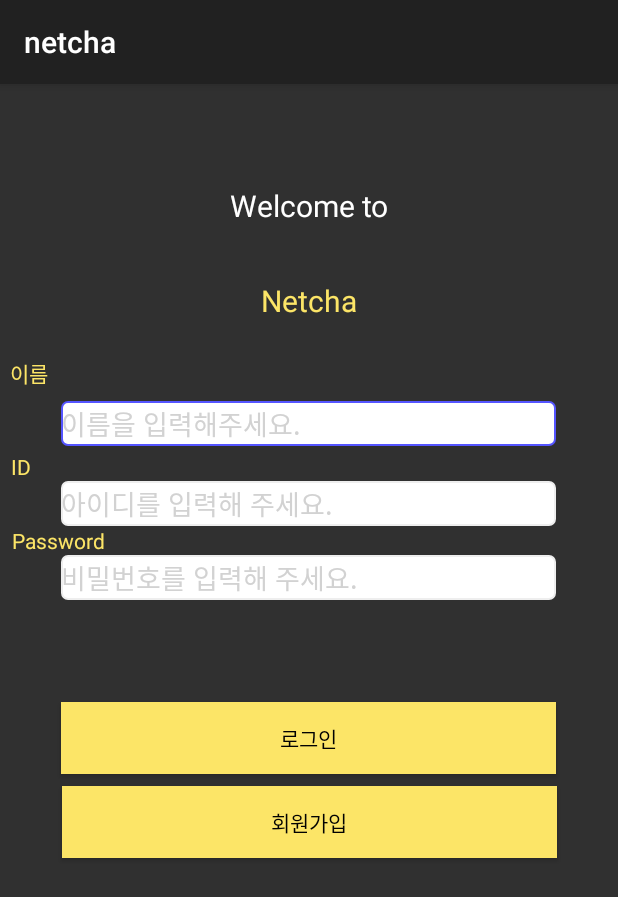
After one commit to NetchaProject/netcha, an Android app: the sign_in screen opened directly, with no data from a screen before it, on a phone screen of 412 x 824 dp. The commit adds this screen. Shown: the top 897 px of the screen. Run offline under Robolectric (Android 15) with nearby library versions, the phone set to English and light mode, and no system bars.

Commit message:
Sign_in let's go

```diff
--- a/app/src/main/AndroidManifest.xml
+++ b/app/src/main/AndroidManifest.xml
@@ -13,7 +13,10 @@
         android:theme="@style/Theme.Netcha"
         tools:targetApi="31">
         <activity
-            android:name=".MainActivity"
+            android:name=".sign_in"
+            android:exported="true" />
+        <activity
+            android:name=".sign_up"
             android:exported="true">
             <intent-filter>
                 <action android:name="android.intent.action.MAIN" />
--- /dev/null
+++ b/app/src/main/java/com/example/netcha/sign_in.kt
@@ -0,0 +1,23 @@
+package com.example.netcha
+
+import android.content.Intent
+import androidx.appcompat.app.AppCompatActivity
+import android.os.Bundle
+import android.widget.Button
+
+class sign_in : AppCompatActivity() {
+    override fun onCreate(savedInstanceState: Bundle?) {
+        super.onCreate(savedInstanceState)
+        setContentView(R.layout.activity_in)
+
+        val btn = findViewById<Button>(R.id.btn_signup)
+
+        btn.setOnClickListener{
+
+            val intent = Intent(this, sign_up::class.java)
+            startActivity(intent)
+
+        }
+
+    }
+}
--- /dev/null
+++ b/app/src/main/res/drawable/edittext_round_shape.xml
@@ -0,0 +1,57 @@
+<?xml version="1.0" encoding="utf-8"?>
+
+<selector xmlns:android="http://schemas.android.com/apk/res/android">
+
+
+
+    <!-- 에디트텍스트가 포커스를 받았을때의 모양 및 색상 -->
+
+    <item android:state_focused="true">
+
+        <shape xmlns:android="http://schemas.android.com/apk/res/android" android:shape="rectangle">
+
+            <stroke
+
+                android:width="1dp"
+
+                android:color="#5555FF" />
+
+            <corners android:radius="4dp"/>
+
+            <solid
+
+                android:color="#FFFFFF" />
+
+        </shape>
+
+
+
+    </item>
+
+
+
+
+
+    <item android:state_focused="false">
+
+        <shape xmlns:android="http://schemas.android.com/apk/res/android" android:shape="rectangle">
+
+            <stroke
+
+                android:width="1dp"
+
+                android:color="#EEEEEE" />
+
+            <corners android:radius="4dp"/>
+
+            <solid
+
+                android:color="#FFFFFF" />
+
+        </shape>
+
+
+
+    </item>
+
+</selector>
--- /dev/null
+++ b/app/src/main/res/layout/activity_in.xml
@@ -0,0 +1,137 @@
+<?xml version="1.0" encoding="utf-8"?>
+<androidx.constraintlayout.widget.ConstraintLayout xmlns:android="http://schemas.android.com/apk/res/android"
+    xmlns:app="http://schemas.android.com/apk/res-auto"
+    xmlns:tools="http://schemas.android.com/tools"
+    android:layout_width="match_parent"
+    android:layout_height="match_parent"
+    tools:context=".sign_in">
+
+    <TextView
+        android:id="@+id/Textview1"
+        android:layout_width="wrap_content"
+        android:layout_height="wrap_content"
+        android:text="Welcome to"
+        android:textColor="@color/white"
+        android:textSize="20sp"
+        app:layout_constraintBottom_toBottomOf="parent"
+        app:layout_constraintEnd_toEndOf="parent"
+        app:layout_constraintStart_toStartOf="parent"
+        app:layout_constraintTop_toTopOf="parent"
+        app:layout_constraintVertical_bias="0.091" />
+
+    <TextView
+        android:id="@+id/textView"
+        android:layout_width="wrap_content"
+        android:layout_height="wrap_content"
+        android:layout_marginTop="36dp"
+        android:text="Netcha"
+        android:textSize="20sp"
+        android:textColor="@color/yellow"
+        app:layout_constraintEnd_toEndOf="parent"
+        app:layout_constraintStart_toStartOf="parent"
+        app:layout_constraintTop_toBottomOf="@+id/Textview1" />
+
+    <TextView
+        android:id="@+id/textView3"
+        android:layout_width="wrap_content"
+        android:layout_height="wrap_content"
+        android:layout_marginTop="24dp"
+        android:text="이름"
+        android:textColor="@color/yellow"
+        app:layout_constraintEnd_toEndOf="parent"
+        app:layout_constraintHorizontal_bias="0.017"
+        app:layout_constraintStart_toStartOf="parent"
+        app:layout_constraintTop_toBottomOf="@+id/textView" />
+
+    <EditText
+        android:id="@+id/editTextTextEmailAddress"
+        android:layout_width="330dp"
+        android:layout_height="30dp"
+        android:layout_marginTop="8dp"
+        android:background="@drawable/edittext_round_shape"
+        android:ems="10"
+        android:inputType="textEmailAddress"
+        android:hint="이름을 입력해주세요."
+        android:textColorHint="@color/gray"
+        app:layout_constraintEnd_toEndOf="parent"
+        app:layout_constraintHorizontal_bias="0.494"
+        app:layout_constraintStart_toStartOf="parent"
+        app:layout_constraintTop_toBottomOf="@+id/textView3" />
+
+    <TextView
+        android:id="@+id/textView4"
+        android:layout_width="wrap_content"
+        android:layout_height="wrap_content"
+        android:layout_marginTop="4dp"
+        android:text="ID"
+        android:textColor="@color/yellow"
+        app:layout_constraintEnd_toEndOf="parent"
+        app:layout_constraintHorizontal_bias="0.019"
+        app:layout_constraintStart_toStartOf="parent"
+        app:layout_constraintTop_toBottomOf="@+id/editTextTextEmailAddress" />
+
+    <EditText
+        android:id="@+id/editTextTextEmailAddress2"
+        android:layout_width="330dp"
+        android:layout_height="30dp"
+        android:background="@drawable/edittext_round_shape"
+        android:ems="10"
+        android:inputType="textEmailAddress"
+        android:hint="아이디를 입력해 주세요."
+        android:textColorHint="@color/gray"
+        app:layout_constraintEnd_toEndOf="parent"
+        app:layout_constraintHorizontal_bias="0.494"
+        app:layout_constraintStart_toStartOf="parent"
+        app:layout_constraintTop_toBottomOf="@+id/textView4" />
+
+    <TextView
+        android:id="@+id/textView_password"
+        android:layout_width="wrap_content"
+        android:layout_height="wrap_content"
+        android:text="Password"
+        android:textColor="@color/yellow"
+        app:layout_constraintEnd_toEndOf="parent"
+        app:layout_constraintHorizontal_bias="0.022"
+        app:layout_constraintStart_toStartOf="parent"
+        app:layout_constraintTop_toBottomOf="@+id/editTextTextEmailAddress2" />
+
+    <EditText
+        android:id="@+id/editTextTextPassword2"
+        android:layout_width="330dp"
+        android:layout_height="30dp"
+        android:background="@drawable/edittext_round_shape"
+        android:ems="10"
+        android:inputType="textPassword"
+        android:hint="비밀번호를 입력해 주세요."
+        android:textColorHint="@color/gray"
+        app:layout_constraintEnd_toEndOf="parent"
+        app:layout_constraintHorizontal_bias="0.494"
+        app:layout_constraintStart_toStartOf="parent"
+        app:layout_constraintTop_toBottomOf="@+id/textView_password" />
+
+    <Button
+        android:id="@+id/btn_signin"
+        android:layout_width="330dp"
+        android:layout_height="wrap_content"
+        android:layout_marginTop="68dp"
+        android:background="@color/yellow"
+        android:text="로그인"
+        android:textColor="@color/black"
+        app:layout_constraintEnd_toEndOf="parent"
+        app:layout_constraintHorizontal_bias="0.493"
+        app:layout_constraintStart_toStartOf="parent"
+        app:layout_constraintTop_toBottomOf="@+id/editTextTextPassword2" />
+
+    <Button
+        android:id="@+id/btn_signup"
+        android:layout_width="330dp"
+        android:layout_height="wrap_content"
+        android:layout_marginTop="8dp"
+        android:background="@color/yellow"
+        android:text="회원가입"
+        android:textColor="@color/black"
+        app:layout_constraintEnd_toEndOf="parent"
+        app:layout_constraintStart_toStartOf="parent"
+        app:layout_constraintTop_toBottomOf="@+id/btn_signin" />
+
+</androidx.constraintlayout.widget.ConstraintLayout>
--- a/app/src/main/res/values/colors.xml
+++ b/app/src/main/res/values/colors.xml
@@ -7,4 +7,6 @@
     <color name="red">#F64D6D</color>
     <color name="yellow">#FCE567</color>
     <color name="green">#87D296</color>
+    <color name="gray">#D2D2D2</color>
+
 </resources>
--- a/app/src/main/res/values/themes.xml
+++ b/app/src/main/res/values/themes.xml
@@ -1,6 +1,6 @@
 <resources xmlns:tools="http://schemas.android.com/tools">
     <!-- Base application theme. -->
-    <style name="Base.Theme.Netcha" parent="Theme.Material3.DayNight.NoActionBar">
+    <style name="Base.Theme.Netcha" parent="Theme.AppCompat">
         <!-- Customize your light theme here. -->
         <!-- <item name="colorPrimary">@color/my_light_primary</item> -->
     </style>
```
Also changed, not shown: app/src/main/java/com/example/netcha/MainActivity.kt (deleted, +0 -11 lines), app/src/main/java/com/example/netcha/sign_up.kt (added, +20 -0 lines), app/src/main/res/layout/activity_main.xml (deleted, +0 -18 lines), app/src/main/res/layout/activity_up.xml (added, +127 -0 lines).
